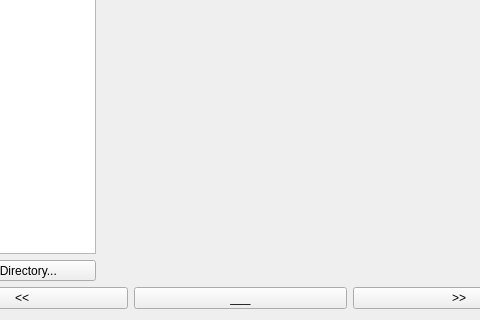
Before: the Qt Designer form viewer.ui in alexandr8s/PhotoViewer, drawn with Qt 5; both pictures show x 95 to 575 and y 158 to 478 of the 671 by 478 pixel window.
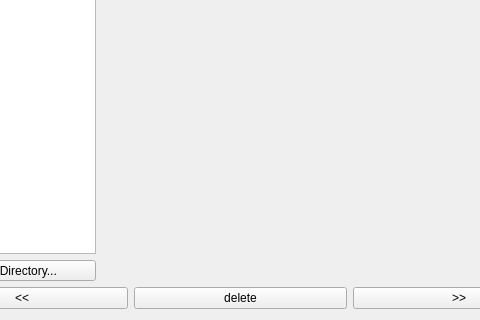
After: the same form once the commit is applied.

Diff of the .ui file:
```diff
--- a/viewer.ui
+++ b/viewer.ui
@@ -98,7 +98,7 @@
       <item>
        <widget class="QPushButton" name="select">
         <property name="text">
-         <string>___</string>
+         <string>delete</string>
         </property>
        </widget>
       </item>
```
